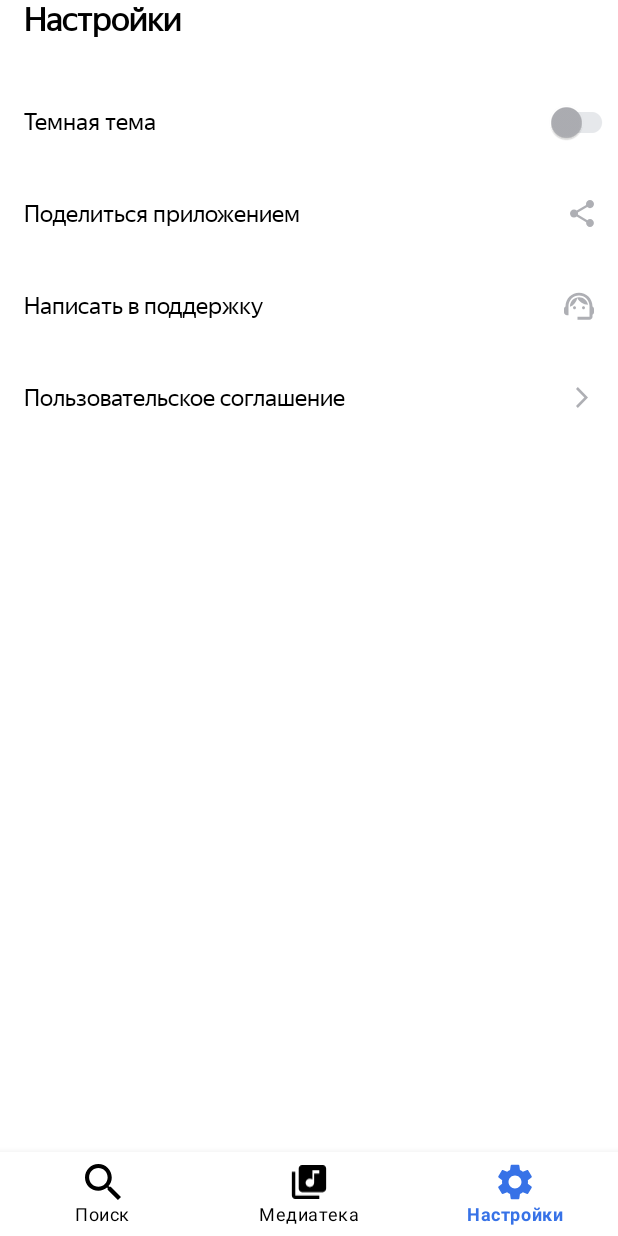
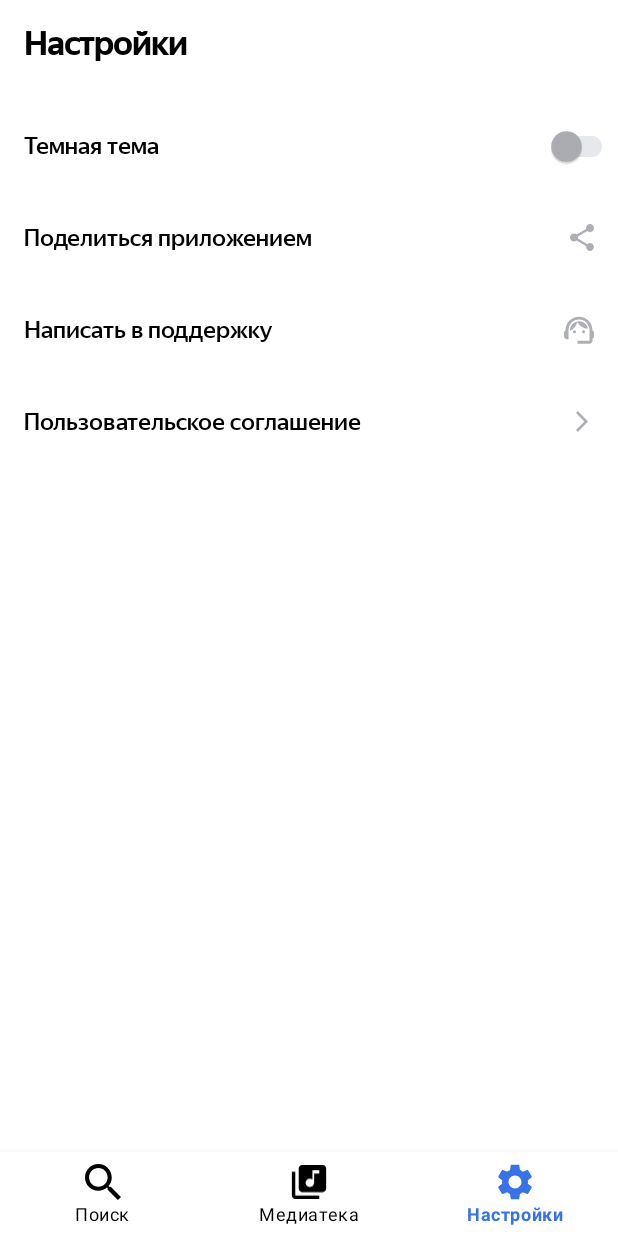
Before and after one commit to BigMag74/Playlist_Maker, an Android app: the SettingsFragment screen opened through its navigation route, on a phone screen of 412 x 824 dp. Run offline under Robolectric (Android 15) with nearby library versions, the phone set to English and light mode, and no system bars; our stand-ins replace navigation-ui.

Commit message:
Sprint 19 fixes after review

```diff
--- a/app/src/main/java/com/practicum/playlist_maker/search/ui/view_model/SearchViewModel.kt
+++ b/app/src/main/java/com/practicum/playlist_maker/search/ui/view_model/SearchViewModel.kt
@@ -54,7 +54,7 @@ class SearchViewModel(private val tracksInteractor: TracksInteractor) : ViewMode
                     }
 
                     when {
-                        message == "Internet error" -> {
+                        message == INTERNET_ERROR -> {
                             latestSearchText = ""
                             renderState(
                                 SearchState.Error(
@@ -63,7 +63,7 @@ class SearchViewModel(private val tracksInteractor: TracksInteractor) : ViewMode
                             )
                         }
 
-                        message == "Server error" -> {
+                        message == SERVER_ERROR -> {
                             latestSearchText = ""
                             renderState(
                                 SearchState.Error(
@@ -117,5 +117,7 @@ class SearchViewModel(private val tracksInteractor: TracksInteractor) : ViewMode
     companion object {
         private const val SEARCH_DEBOUNCE_DELAY = 2000L
         private val SEARCH_REQUEST_TOKEN = Any()
+        private const val SERVER_ERROR = "Server error"
+        private const val INTERNET_ERROR = "Internet error"
     }
 }
--- a/app/src/main/res/layout/fragment_settings.xml
+++ b/app/src/main/res/layout/fragment_settings.xml
@@ -2,24 +2,20 @@
 <LinearLayout xmlns:android="http://schemas.android.com/apk/res/android"
     xmlns:app="http://schemas.android.com/apk/res-auto"
     xmlns:tools="http://schemas.android.com/tools"
-    tools:context=".settings.ui.activity.SettingsFragment"
     android:layout_width="match_parent"
     android:layout_height="match_parent"
     android:background="?attr/colorSecondary"
-    android:orientation="vertical">
-
-    <FrameLayout
-        android:layout_width="match_parent"
-        android:layout_height="wrap_content">
+    android:orientation="vertical"
+    tools:context=".settings.ui.activity.SettingsFragment">
 
 
-        <TextView
-            style="@style/settingsTextViewStyle"
-            android:layout_marginStart="@dimen/common_padding"
-            android:text="@string/settings"
-            android:textSize="@dimen/text_size_big"
-            android:textStyle="bold" />
-    </FrameLayout>
+    <TextView
+        style="@style/headerTextViewStyle"
+        android:layout_marginStart="@dimen/common_padding"
+        android:layout_marginTop="@dimen/common_padding"
+        android:text="@string/settings"
+        android:textSize="@dimen/text_size_big"
+        android:textStyle="bold" />
 
     <FrameLayout
         android:layout_width="match_parent"
@@ -28,7 +24,7 @@
         android:layout_marginTop="24dp">
 
         <TextView
-            style="@style/settingsTextViewStyle"
+            style="@style/headerTextViewStyle"
             android:text="@string/dark_theme" />
 
         <com.google.android.material.switchmaterial.SwitchMaterial
@@ -45,7 +41,7 @@
         android:layout_height="@dimen/settings_item_size">
 
         <TextView
-            style="@style/settingsTextViewStyle"
+            style="@style/headerTextViewStyle"
             android:text="@string/share_app" />
 
         <ImageView
@@ -63,7 +59,7 @@
         android:layout_height="@dimen/settings_item_size">
 
         <TextView
-            style="@style/settingsTextViewStyle"
+            style="@style/headerTextViewStyle"
             android:text="@string/write_to_support" />
 
         <ImageView
@@ -81,7 +77,7 @@
         android:layout_height="@dimen/settings_item_size">
 
         <TextView
-            style="@style/settingsTextViewStyle"
+            style="@style/headerTextViewStyle"
             android:text="@string/user_agreement" />
 
         <ImageView
--- a/app/src/main/res/layout/track_layout.xml
+++ b/app/src/main/res/layout/track_layout.xml
@@ -27,7 +27,7 @@
 
             <TextView
                 android:id="@+id/trackTitle"
-                style="@style/settingsTextViewStyle"
+                style="@style/headerTextViewStyle"
                 android:layout_width="wrap_content"
                 android:layout_height="wrap_content"
                 android:layout_marginStart="@dimen/search_padding_top_bot"
@@ -44,7 +44,7 @@
 
                 <TextView
                     android:id="@+id/trackArtist"
-                    style="@style/settingsTextViewStyle"
+                    style="@style/headerTextViewStyle"
                     android:layout_width="wrap_content"
                     android:layout_height="wrap_content"
                     android:layout_marginStart="@dimen/search_padding_top_bot"
@@ -64,7 +64,7 @@
 
                 <TextView
                     android:id="@+id/trackTime"
-                    style="@style/settingsTextViewStyle"
+                    style="@style/headerTextViewStyle"
                     android:layout_width="wrap_content"
                     android:layout_height="wrap_content"
                     android:layout_marginStart="@dimen/search_padding_top_bot"
--- a/app/src/main/res/values-night/styles.xml
+++ b/app/src/main/res/values-night/styles.xml
@@ -17,14 +17,14 @@
 
     </style>
 
-    <style name="settingsTextViewStyle">
+    <style name="headerTextViewStyle">
         <item name="android:layout_width">wrap_content</item>
         <item name="android:layout_height">wrap_content</item>
         <item name="android:layout_gravity">center_vertical</item>
         <item name="android:layout_marginStart">@dimen/common_padding</item>
         <item name="android:textColor">@color/white</item>
         <item name="android:textSize">@dimen/text_size_small</item>
-        <item name="fontFamily">@font/ys_display_regular</item>
+        <item name="fontFamily">@font/ys_display_medium</item>
     </style>
 
     <style name="settingsIcons">
--- a/app/src/main/res/values/styles.xml
+++ b/app/src/main/res/values/styles.xml
@@ -17,14 +17,14 @@
 
     </style>
 
-    <style name="settingsTextViewStyle">
+    <style name="headerTextViewStyle">
         <item name="android:layout_width">wrap_content</item>
         <item name="android:layout_height">wrap_content</item>
         <item name="android:layout_gravity">center_vertical</item>
         <item name="android:layout_marginStart">@dimen/common_padding</item>
         <item name="android:textColor">@color/black</item>
         <item name="android:textSize">@dimen/text_size_small</item>
-        <item name="fontFamily">@font/ys_display_regular</item>
+        <item name="fontFamily">@font/ys_display_medium</item>
     </style>
 
     <style name="settingsIcons">
```
Also changed, not shown: app/src/main/res/layout/fragment_media_library.xml (+7 -10 lines), app/src/main/res/layout/fragment_search.xml (+8 -12 lines).
